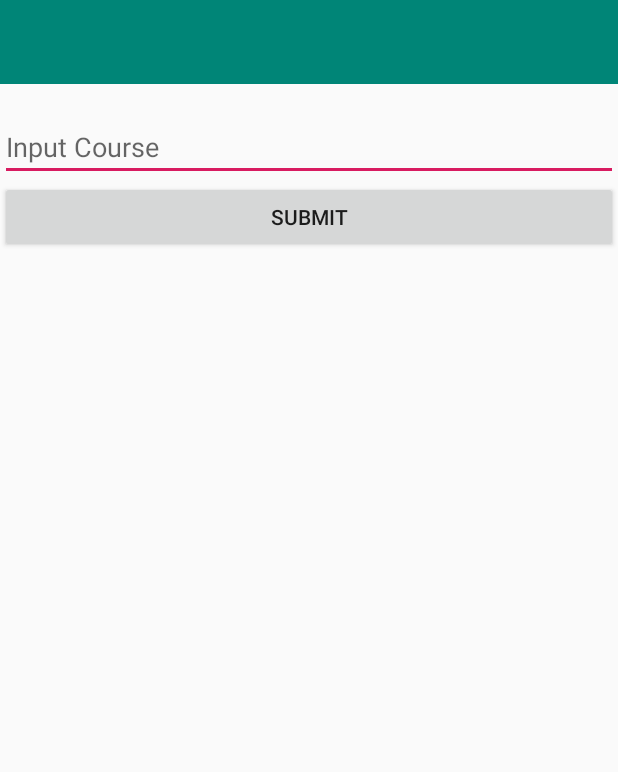
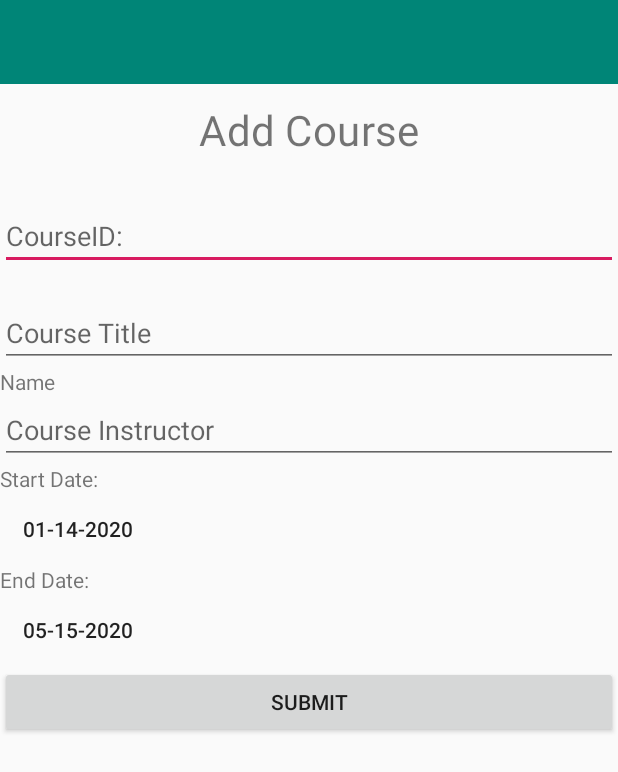
Before and after one commit to tan-jun-ming/grade-app, an Android app: the layout activity_add_course.xml on its own in the app's theme, with its tools: preview values and no code run, on a phone screen of 412 x 824 dp. Shown: the top 772 px of the screen. Run offline under Robolectric (Android 15) with nearby library versions, the phone set to English and light mode, and no system bars.

Commit message:
updated
-added start and end date

```diff
--- a/app/src/main/res/layout/activity_add_course.xml
+++ b/app/src/main/res/layout/activity_add_course.xml
@@ -10,18 +10,80 @@
         android:background="?attr/colorPrimary"
         android:minHeight="?attr/actionBarSize"
         android:theme="?attr/actionBarTheme" />
+
     <TextView
-        android:id="@+id/editText"
+        android:layout_width="match_parent"
+        android:layout_height="wrap_content"
+        android:layout_marginTop="20dp"
+        android:layout_marginBottom="20dp"
+        android:gravity="center"
+        android:scaleX="2"
+        android:scaleY="2"
+        android:text="Add Course"/>
+
+    <TextView
+    android:id="@+id/add_course"
+    android:layout_width="match_parent"
+    android:layout_height="wrap_content"
+    android:text="" />
+
+    <EditText
+        android:id="@+id/activity_add_course"
+        android:layout_width="match_parent"
+        android:layout_height="wrap_content"
+        android:ems="10"
+        android:hint="CourseID: "
+        android:inputType="textPersonName" />
+    <TextView
+        android:id="@+id/cour"
         android:layout_width="match_parent"
         android:layout_height="wrap_content"
         android:text="" />
+
     <EditText
         android:id="@+id/course"
         android:layout_width="match_parent"
         android:layout_height="wrap_content"
         android:ems="10"
-        android:hint="Input Course"
+        android:hint="Course Title"
         android:inputType="textPersonName" />
+
+    <TextView
+        android:id="@+id/editText"
+        android:layout_width="match_parent"
+        android:layout_height="wrap_content"
+        android:text="Name" />
+
+    <EditText
+        android:id="@+id/courseInstructor"
+        android:layout_width="match_parent"
+        android:layout_height="wrap_content"
+        android:ems="10"
+        android:hint="Course Instructor"
+        android:inputType="textPersonName" />
+
+    <TextView
+        android:layout_width="match_parent"
+        android:layout_height="wrap_content"
+        android:text="Start Date: " />
+    <Button
+        android:id="@+id/start_date"
+        style="@style/Widget.AppCompat.Button.Borderless"
+        android:layout_width="wrap_content"
+        android:layout_height="wrap_content"
+        android:text=" 01-14-2020" />
+
+    <TextView
+        android:layout_width="match_parent"
+        android:layout_height="wrap_content"
+        android:text="End Date: " />
+    <Button
+        android:id="@+id/end_date"
+        style="@style/Widget.AppCompat.Button.Borderless"
+        android:layout_width="wrap_content"
+        android:layout_height="wrap_content"
+        android:text=" 05-15-2020" />
+
     <Button
         android:id="@+id/submit"
         android:layout_width="match_parent"
```
